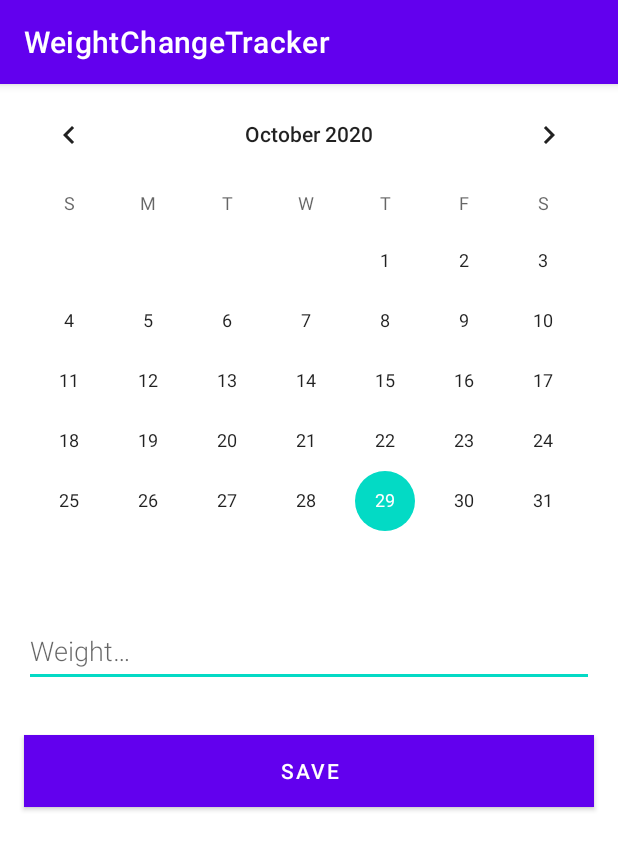
After one commit to caiornp/WeightChangeTracker, an Android app: the NewWeightActivity screen opened directly, with no data from a screen before it, on a phone screen of 412 x 824 dp. The commit adds this screen. Shown: the top 850 px of the screen. Run offline under Robolectric (Android 15) with nearby library versions, the phone set to English and light mode, and no system bars.

Commit message:
Working APP.

```diff
--- a/app/src/main/AndroidManifest.xml
+++ b/app/src/main/AndroidManifest.xml
@@ -9,6 +9,7 @@
         android:roundIcon="@mipmap/ic_launcher_round"
         android:supportsRtl="true"
         android:theme="@style/Theme.WeightChangeTracker">
+        <activity android:name=".ui.newweight.NewWeightActivity"></activity>
         <activity
             android:name=".MainActivity"
             android:label="@string/app_name">
--- /dev/null
+++ b/app/src/main/java/com/example/weightchangetracker/ui/newweight/NewWeightActivity.java
@@ -0,0 +1,64 @@
+package com.example.weightchangetracker.ui.newweight;
+
+import android.content.Intent;
+import android.os.Bundle;
+import android.text.TextUtils;
+import android.widget.Button;
+import android.widget.CalendarView;
+import android.widget.EditText;
+
+import androidx.appcompat.app.AppCompatActivity;
+
+import com.example.weightchangetracker.R;
+
+import java.util.Calendar;
+
+public class NewWeightActivity extends AppCompatActivity {
+
+    // Unique tag for the intent reply.
+    public static final String WEIGHT_REPLY = "com.example.weightchangetracker.REPLY_WEIGHT";
+    public static final String DATE_REPLY = "com.example.weightchangetracker.REPLY_DATE";
+
+    private CalendarView mDateView;
+    private EditText mEditWeightView;
+
+    private long selectedDate;
+
+    @Override
+    protected void onCreate(Bundle savedInstanceState) {
+        super.onCreate(savedInstanceState);
+        setContentView(R.layout.activity_new_weight);
+
+        mDateView = findViewById(R.id.calendar_date);
+        mEditWeightView = findViewById(R.id.edit_weight);
+
+        final Button button = findViewById(R.id.button_save);
+
+        selectedDate = 0;
+
+        button.setOnClickListener(view -> {
+            Intent replyIntent = new Intent();
+            if (TextUtils.isEmpty(mEditWeightView.getText()) ||
+                    (selectedDate == 0)) {
+                setResult(RESULT_CANCELED, replyIntent);
+            } else {
+                Float weightValue = Float.parseFloat(mEditWeightView.getText().toString());
+
+                replyIntent.putExtra(DATE_REPLY, selectedDate);
+                replyIntent.putExtra(WEIGHT_REPLY, weightValue);
+                setResult(RESULT_OK, replyIntent);
+            }
+            finish();
+        });
+
+        mDateView.setOnDateChangeListener(new CalendarView.OnDateChangeListener() {
+            @Override
+            public void onSelectedDayChange(CalendarView view, int year, int month, int dayOfMonth) {
+                // display the selected date by using a toast
+                Calendar cal = Calendar. getInstance();
+                cal.set(year, month, dayOfMonth);
+                selectedDate = cal.getTimeInMillis();
+            }
+        });
+    }
+}
--- a/app/src/main/res/layout/activity_main.xml
+++ b/app/src/main/res/layout/activity_main.xml
@@ -4,7 +4,7 @@
     android:id="@+id/container"
     android:layout_width="match_parent"
     android:layout_height="match_parent"
-    android:paddingTop="?attr/actionBarSize">
+    >
 
     <com.google.android.material.bottomnavigation.BottomNavigationView
         android:id="@+id/nav_view"
--- /dev/null
+++ b/app/src/main/res/layout/activity_new_weight.xml
@@ -0,0 +1,37 @@
+<?xml version="1.0" encoding="utf-8"?>
+<LinearLayout xmlns:android="http://schemas.android.com/apk/res/android"
+    xmlns:tools="http://schemas.android.com/tools"
+    android:layout_width="match_parent"
+    android:layout_height="match_parent"
+    android:orientation="vertical"
+    tools:context=".ui.newweight.NewWeightActivity">
+
+    <CalendarView
+        android:id="@+id/calendar_date"
+        android:layout_width="match_parent"
+        android:layout_height="wrap_content" />
+
+    <EditText
+        android:id="@+id/edit_weight"
+        android:layout_width="match_parent"
+        android:layout_height="wrap_content"
+        android:layout_margin="@dimen/big_padding"
+        android:ems="10"
+        android:fontFamily="sans-serif-light"
+        android:hint="@string/hint_weight"
+        android:inputType="number"
+        android:minHeight="@dimen/min_height"
+        android:textSize="18sp"
+        android:layout_marginTop="2dp"
+        android:importantForAutofill="no" />
+
+    <Button
+        android:id="@+id/button_save"
+        android:layout_width="match_parent"
+        android:layout_height="wrap_content"
+        android:layout_margin="@dimen/big_padding"
+        android:background="@color/colorPrimary"
+        android:text="@string/button_save"
+        android:textColor="@color/buttonLabel"
+        android:layout_marginTop="2dp" />
+</LinearLayout>
--- a/app/src/main/res/layout/fragment_home.xml
+++ b/app/src/main/res/layout/fragment_home.xml
@@ -11,8 +11,7 @@
         android:id="@+id/recyclerview"
         android:layout_width="0dp"
         android:layout_height="0dp"
-        android:backgroundTint="#871616"
-        android:padding="@dimen/big_padding"
+        android:padding="@dimen/small_padding"
         app:layout_constraintBottom_toBottomOf="parent"
         app:layout_constraintLeft_toLeftOf="parent"
         app:layout_constraintRight_toRightOf="parent"
--- a/app/src/main/res/values/strings.xml
+++ b/app/src/main/res/values/strings.xml
@@ -6,6 +6,7 @@
 
     <string name="action_settings">Settings</string>
     <string name="hint_weight">Weight…</string>
+    <string name="hint_date">Date…</string>
     <string name="button_save">Save</string>
     <string name="empty_not_saved">Weight not saved because it is empty.</string>
     <string name="add_weight">Add weight</string>
```
Also changed, not shown: app/src/main/java/com/example/weightchangetracker/ui/home/HomeFragment.java (+37 -0 lines).
